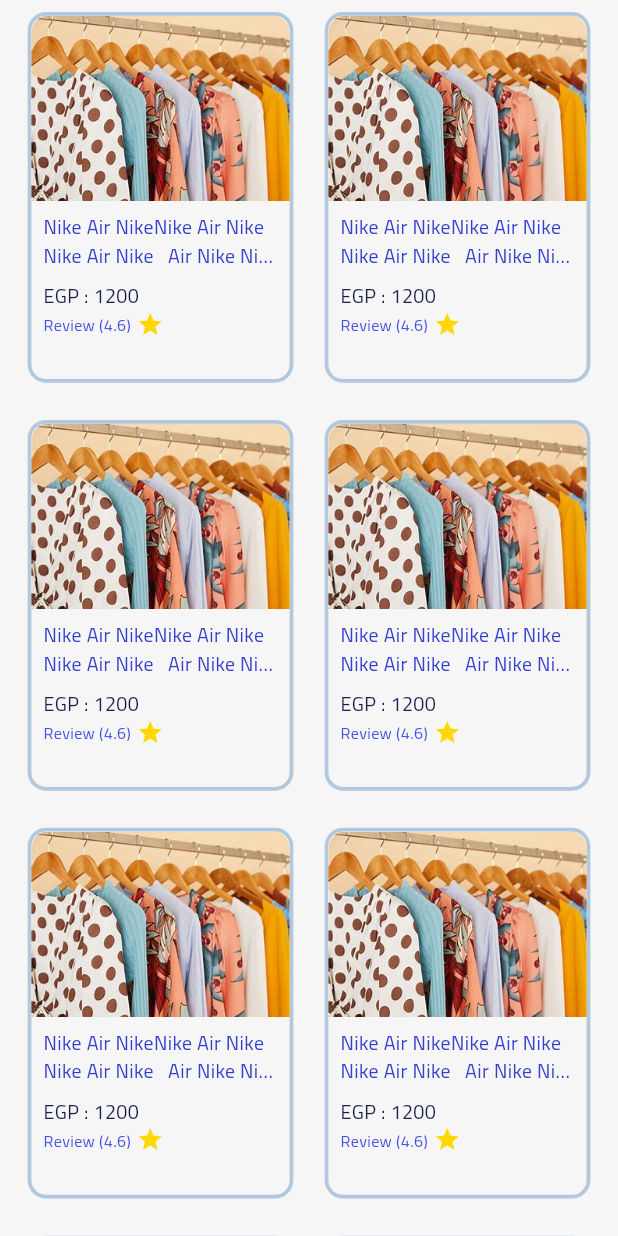
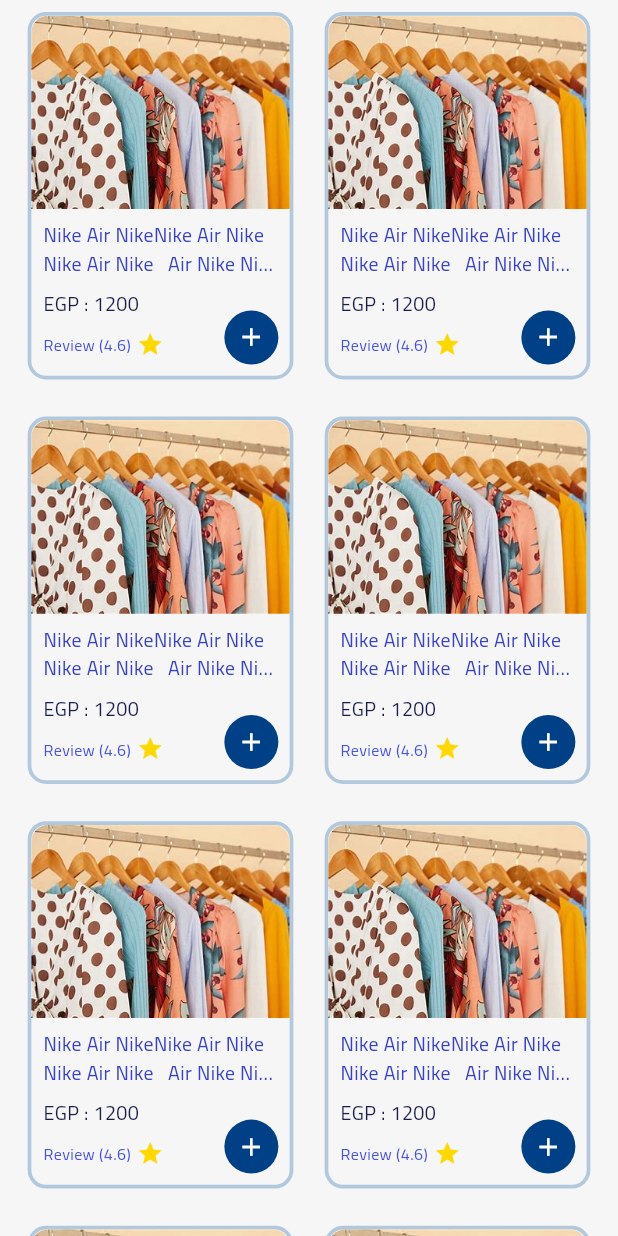
Before and after one commit to mohamedamr77/Elevate-Task, a Flutter app: the screen it shows after launch, on a phone screen of 412 x 824 dp. Run offline on Flutter 3.47's test engine with Material 3 defaults, Android fonts, the phone set to English and light mode, and no system bars; our stand-ins replace device_preview, dio, shimmer.

Commit message:
edit in product item widget

```diff
--- a/lib/feature/home/presentation/view/widgets/home_body.dart
+++ b/lib/feature/home/presentation/view/widgets/home_body.dart
@@ -22,8 +22,9 @@
                   8,
                       (index) =>  SizedBox(
                     width: 0.43.w, // Set width for each item
-                    child:Container(
-                      height: 0.3.h,
+                    child:Stack(
+                      children: [
+                        Container(
                           decoration: BoxDecoration(
                             borderRadius: BorderRadius.circular(0.03.w),
                             border: Border.all(
@@ -42,7 +43,6 @@
                                 child: Image(
                                   image: const AssetImage(
                                       "assets/images/clothestest.jpeg"),
-                              height:  0.3.h / 2,
                                   width: double.infinity,
                                   fit: BoxFit.cover,
                                 ),
@@ -71,6 +71,9 @@
                                   maxLines: 2,
                                   overflow: TextOverflow.ellipsis,),
                               ),
+                              const SizedBox(
+                                height: 8,
+                              ),
                               const Padding(
                                   padding: EdgeInsets.symmetric(horizontal: 8),
                                   child: Row(
@@ -86,13 +89,27 @@
                                       SizedBox(width: 4,),
                                       Icon(Icons.star, color: Color(0xffFFD800),size: 18,),
                                       Spacer(),
+
                                     ],
                                   )
                               ),
-
+                              const SizedBox(
+                                height: 12,
+                              ),
+                            ],
+                          ),
+                        ),
+                        const Positioned(
+                          bottom: 10,
+                          right: 10,
+                          child: CircleAvatar(
+                            radius: 18,
+                            backgroundColor: Color(0xff004087),
+                            child: Icon(Icons.add,color: Colors.white,size: 20,),
+                          ),
+                        )
 
                       ],
-                      ),
                     )
                   ),
                 ),
--- a/lib/main.dart
+++ b/lib/main.dart
@@ -1,4 +1,5 @@
 import 'package:flutter/cupertino.dart';
+import 'package:flutter/foundation.dart';
 import 'package:flutter/material.dart';
 import 'core/navigation/navigation_manager.dart';
 import 'core/navigation/routes.dart';
@@ -6,7 +7,7 @@
 import 'core/utils/const_variables.dart';
 import 'feature/bottom_nav_bar/presentation/view/bottom_nav_bar_view.dart';
 import 'feature/home/presentation/view/home_view.dart';
-
+import 'package:device_preview/device_preview.dart';
 void main (){
   runApp(const MyApp());
 }
@@ -35,6 +36,9 @@
         ht = constraints.maxHeight;
         return SafeArea(
           child: MaterialApp(
+            useInheritedMediaQuery: true,
+            locale: DevicePreview.locale(context),
+            builder: DevicePreview.appBuilder,
             theme: ThemeData(
                 appBarTheme: const AppBarTheme(
                   elevation: 0,
--- a/pubspec.yaml
+++ b/pubspec.yaml
@@ -47,6 +47,7 @@
   hive_flutter: ^1.1.0
   flutter_native_splash: ^2.4.4
   flutter_svg: ^2.0.17
+  device_preview: ^1.2.0
 
 dev_dependencies:
   flutter_test:
```
Also changed, not shown: pubspec.lock, 1 other file. Lines whose indentation alone changed are shown as unchanged.
